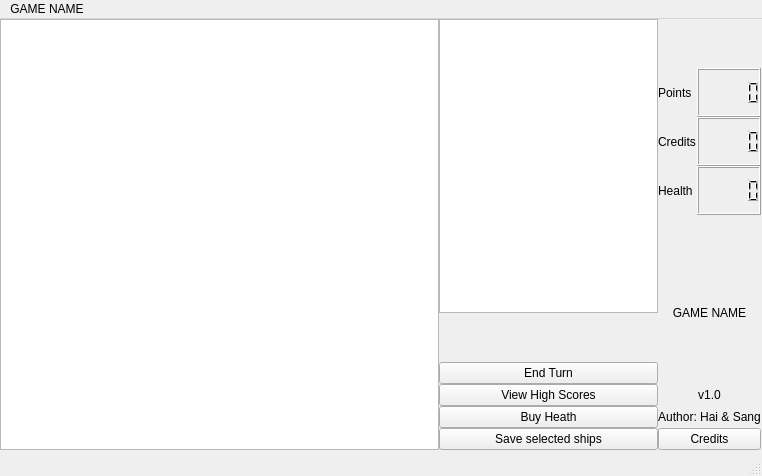
jarvisluong/GalaxyGame, file GalaxyGame/Student/mainwindow.ui: the form before one commit.
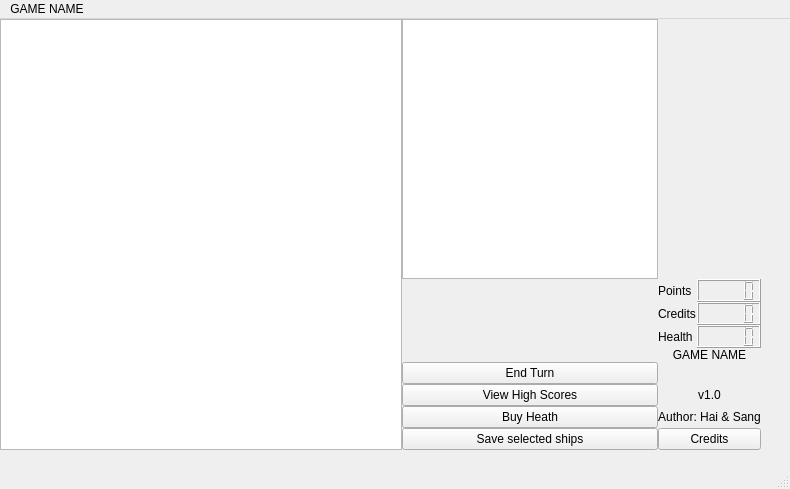
The form after the commit.

Commit message: replace QListView by QListWidget

```diff
--- a/GalaxyGame/Student/mainwindow.ui
+++ b/GalaxyGame/Student/mainwindow.ui
@@ -6,8 +6,8 @@
    <rect>
     <x>0</x>
     <y>0</y>
-    <width>762</width>
-    <height>476</height>
+    <width>790</width>
+    <height>489</height>
    </rect>
   </property>
   <property name="windowTitle">
@@ -23,32 +23,64 @@
       <height>431</height>
      </rect>
     </property>
-    <layout class="QGridLayout" name="gridLayout" columnstretch="2,1,0,0">
+    <layout class="QGridLayout" name="gridLayout" columnstretch="2,0,0,0">
      <property name="spacing">
       <number>0</number>
      </property>
+     <item row="3" column="3">
+      <widget class="QLCDNumber" name="healthLCDNumber"/>
+     </item>
+     <item row="1" column="3">
+      <widget class="QLCDNumber" name="pointLCDNumber"/>
+     </item>
+     <item row="6" column="1">
+      <widget class="QPushButton" name="endTurnBtn">
+       <property name="text">
+        <string>End Turn</string>
+       </property>
+      </widget>
+     </item>
+     <item row="4" column="2" rowspan="2" colspan="2">
+      <widget class="QLabel" name="gameNameLabel">
+       <property name="text">
+        <string>&lt;html&gt;&lt;head/&gt;&lt;body&gt;&lt;p&gt;GAME NAME&lt;/p&gt;&lt;/body&gt;&lt;/html&gt;</string>
+       </property>
+       <property name="alignment">
+        <set>Qt::AlignCenter</set>
+       </property>
+      </widget>
+     </item>
      <item row="8" column="1">
-      <widget class="QPushButton" name="highScoreBtn">
-       <property name="text">
-        <string>View High Scores</string>
-       </property>
-      </widget>
-     </item>
-     <item row="9" column="1">
       <widget class="QPushButton" name="buyHealthBtn">
        <property name="text">
         <string>Buy Heath</string>
        </property>
       </widget>
      </item>
-     <item row="10" column="1">
+     <item row="0" column="0" rowspan="10">
+      <widget class="QGraphicsView" name="galaxyView"/>
+     </item>
+     <item row="8" column="2" colspan="2">
+      <widget class="QLabel" name="authorLabel">
+       <property name="text">
+        <string>Author: Hai &amp; Sang</string>
+       </property>
+       <property name="alignment">
+        <set>Qt::AlignCenter</set>
+       </property>
+      </widget>
+     </item>
+     <item row="2" column="3">
+      <widget class="QLCDNumber" name="creditLCDNumber"/>
+     </item>
+     <item row="9" column="1">
       <widget class="QPushButton" name="saveSelectedShipsBtn">
        <property name="text">
         <string>Save selected ships</string>
        </property>
       </widget>
      </item>
-     <item row="8" column="2" colspan="2">
+     <item row="7" column="2" colspan="2">
       <widget class="QLabel" name="versionLabel">
        <property name="text">
         <string>v1.0</string>
@@ -59,48 +91,12 @@
       </widget>
      </item>
      <item row="9" column="2" colspan="2">
-      <widget class="QLabel" name="authorLabel">
+      <widget class="QPushButton" name="viewCreditsBtn">
        <property name="text">
-        <string>Author: Hai &amp; Sang</string>
+        <string>Credits</string>
        </property>
-       <property name="alignment">
-        <set>Qt::AlignCenter</set>
-       </property>
       </widget>
      </item>
-     <item row="0" column="0" rowspan="11">
-      <widget class="QGraphicsView" name="galaxyView"/>
-     </item>
-     <item row="0" column="1" rowspan="6">
-      <widget class="QListView" name="shipInStarSystemListView"/>
-     </item>
-     <item row="7" column="1">
-      <widget class="QPushButton" name="endTurnBtn">
-       <property name="text">
-        <string>End Turn</string>
-       </property>
-      </widget>
-     </item>
-     <item row="5" column="2" rowspan="2" colspan="2">
-      <widget class="QLabel" name="gameNameLabel">
-       <property name="text">
-        <string>&lt;html&gt;&lt;head/&gt;&lt;body&gt;&lt;p&gt;GAME NAME&lt;/p&gt;&lt;/body&gt;&lt;/html&gt;</string>
-       </property>
-       <property name="alignment">
-        <set>Qt::AlignCenter</set>
-       </property>
-      </widget>
-     </item>
-     <item row="3" column="2">
-      <widget class="QLabel" name="healthLabel">
-       <property name="text">
-        <string>Health</string>
-       </property>
-      </widget>
-     </item>
-     <item row="3" column="3">
-      <widget class="QLCDNumber" name="healthLCDNumber"/>
-     </item>
      <item row="2" column="2">
       <widget class="QLabel" name="creditLabel">
        <property name="text">
@@ -108,8 +104,12 @@
        </property>
       </widget>
      </item>
-     <item row="2" column="3">
-      <widget class="QLCDNumber" name="creditLCDNumber"/>
+     <item row="7" column="1">
+      <widget class="QPushButton" name="highScoreBtn">
+       <property name="text">
+        <string>View High Scores</string>
+       </property>
+      </widget>
      </item>
      <item row="1" column="2">
       <widget class="QLabel" name="pointLabel">
@@ -118,16 +118,16 @@
        </property>
       </widget>
      </item>
-     <item row="1" column="3">
-      <widget class="QLCDNumber" name="pointLCDNumber"/>
-     </item>
-     <item row="10" column="2" colspan="2">
-      <widget class="QPushButton" name="viewCreditsBtn">
+     <item row="3" column="2">
+      <widget class="QLabel" name="healthLabel">
        <property name="text">
-        <string>Credits</string>
+        <string>Health</string>
        </property>
       </widget>
      </item>
+     <item row="0" column="1">
+      <widget class="QListWidget" name="shipListWidget"/>
+     </item>
     </layout>
    </widget>
   </widget>
@@ -136,7 +136,7 @@
     <rect>
      <x>0</x>
      <y>0</y>
-     <width>762</width>
+     <width>790</width>
      <height>22</height>
     </rect>
    </property>
```
